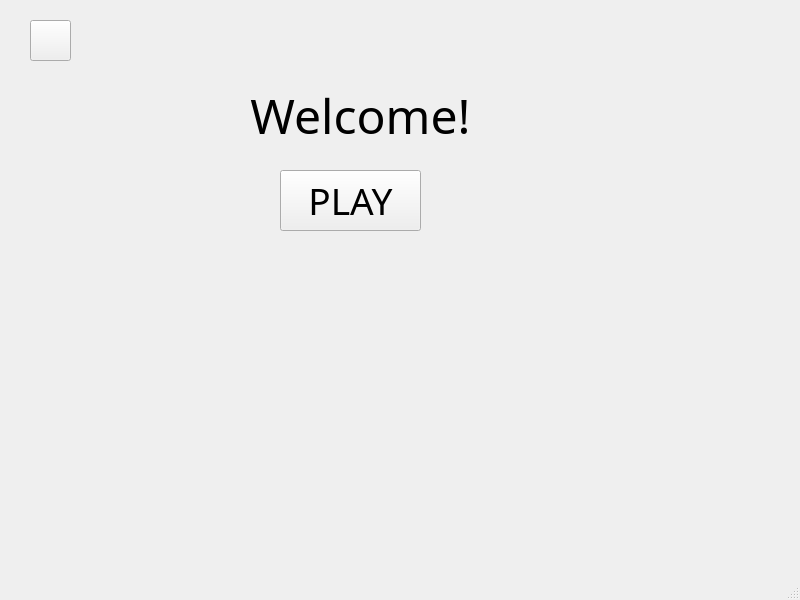
Before: the Qt Designer form AsiaTravelGuide/view.ui in bestcreator01/asia-travel-guide, drawn with Qt 5.
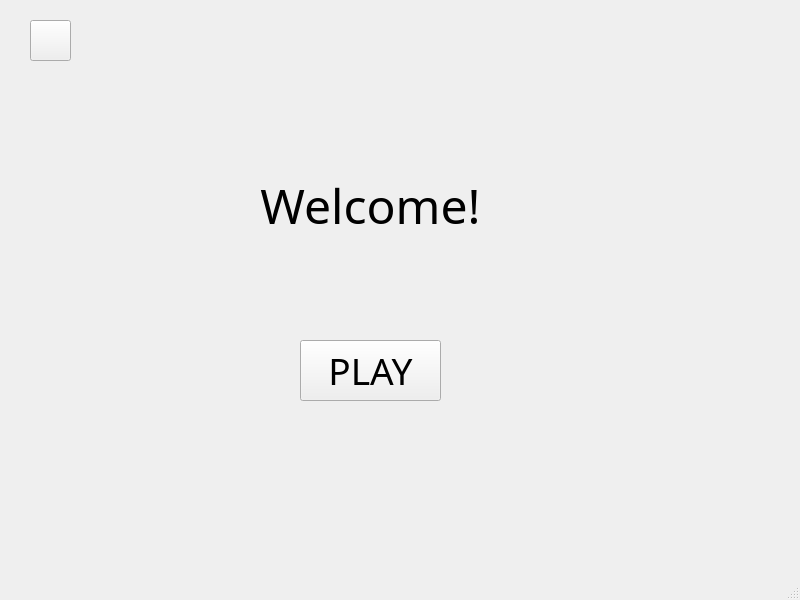
After: the same form once the commit is applied.

What changed in the file:
```diff
--- a/AsiaTravelGuide/view.ui
+++ b/AsiaTravelGuide/view.ui
@@ -17,8 +17,8 @@
    <widget class="QPushButton" name="playButton">
     <property name="geometry">
      <rect>
-      <x>280</x>
-      <y>170</y>
+      <x>300</x>
+      <y>340</y>
       <width>141</width>
       <height>61</height>
      </rect>
@@ -39,15 +39,15 @@
    <widget class="QLabel" name="welcomeLabel">
     <property name="geometry">
      <rect>
-      <x>120</x>
-      <y>70</y>
+      <x>130</x>
+      <y>160</y>
       <width>481</width>
       <height>91</height>
      </rect>
     </property>
     <property name="font">
      <font>
-      <family>Goudy Stout</family>
+      <family>.Apple Color Emoji UI</family>
       <pointsize>36</pointsize>
       <italic>false</italic>
       <bold>false</bold>
```
